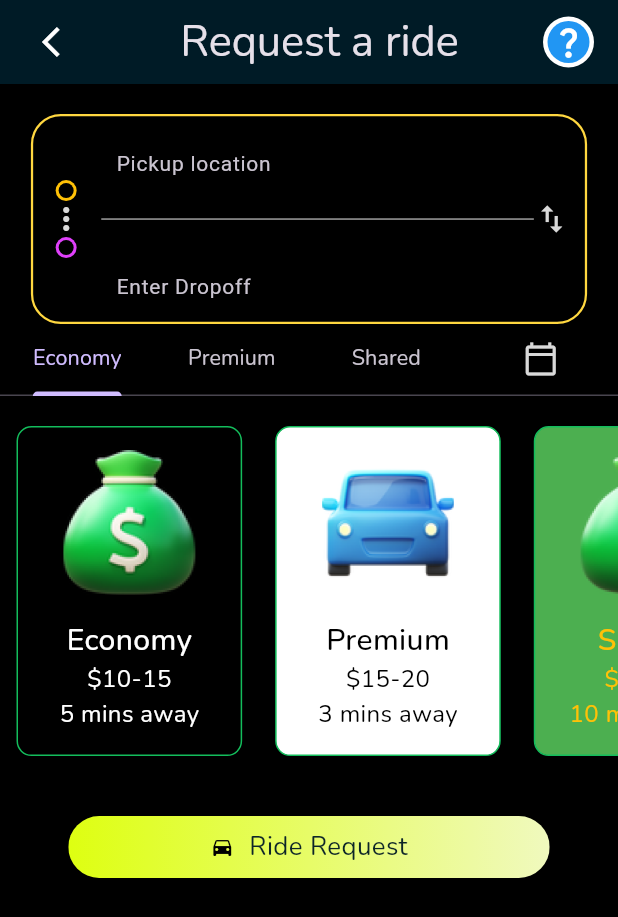
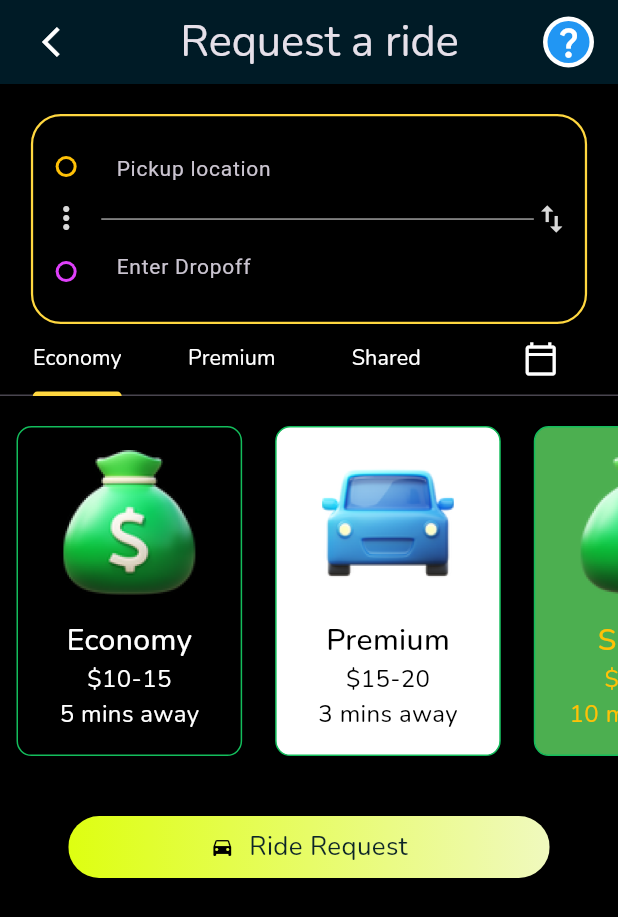
Before and after one commit to SMTech24-official/Rydleap-mobile-app, a Flutter app: the RequestARide screen opened directly, on a phone screen of 412 x 824 dp. Shown: the top 917 px of the screen. Run offline on Flutter 3.47's test engine with Material 3 defaults, Android fonts, the phone set to English and light mode, and no system bars; our stand-ins replace curved_navigation_bar, flutter_otp_text_field, flutter_sizer, get, google_fonts, google_maps_flutter and 6 more; missing offline and left inert: animated_snack_bar; accounts and stored records are empty; project files that could hold a hidden picture were left out.

Commit message:
destination tile repair

```diff
--- a/lib/core/global_widgets/pickup_and_drop_input_tile.dart
+++ b/lib/core/global_widgets/pickup_and_drop_input_tile.dart
@@ -44,8 +44,9 @@ class PickupAndDropInputTile extends StatelessWidget{
               children: [
                 CustomCircle(radious: 7, color: Colors.amber, backgroundColor: backGroundColor,),
 
+                SizedBox(height: 15,),
                 Icon(Icons.more_vert),
-
+                SizedBox(height: 17,),
                 // for(int i=0;i<4;i++)
                 //   CircleAvatar(radius: 2,backgroundColor: Colors.black,),
 
@@ -55,7 +56,7 @@ class PickupAndDropInputTile extends StatelessWidget{
             Container(
 
               child: Column(
-                mainAxisAlignment: MainAxisAlignment.spaceBetween,
+                mainAxisAlignment: MainAxisAlignment.center,
                 crossAxisAlignment: CrossAxisAlignment.start,
                 children: [
                   Container(
@@ -74,6 +75,10 @@ class PickupAndDropInputTile extends StatelessWidget{
                       ),
                     ),
                   ),
+
+
+
+
                   Container(
                     height: 40,
                     child: Row(
@@ -91,7 +96,8 @@ class PickupAndDropInputTile extends StatelessWidget{
                   Container(
                     height: 11.h / 2,
                     width: 70.w,
-                    padding: EdgeInsets.fromLTRB(10, 0, 20, 10),
+                    alignment: Alignment.topLeft,
+                    padding: EdgeInsets.fromLTRB(10, 0, 20, 20),
                     child: TextFormField(
                       readOnly: readOnly,
                       style: TextStyle(color: Colors.grey, fontSize: 14),
--- a/lib/feature/driver_tracking/presentation/driver_tracking.dart
+++ b/lib/feature/driver_tracking/presentation/driver_tracking.dart
@@ -24,6 +24,7 @@ class DriverTracking extends StatelessWidget{
     return Scaffold(
 
       appBar: AppBar(
+        backgroundColor: AppColors.navy_blue,
         automaticallyImplyLeading: false,
         title: Row(
           mainAxisAlignment: MainAxisAlignment.spaceBetween,
--- a/lib/feature/request_a_ride/presentation/request_a_ride.dart
+++ b/lib/feature/request_a_ride/presentation/request_a_ride.dart
@@ -89,6 +89,9 @@ class _RequestARideState extends State<RequestARide>
                 ),
 
                 TabBar(
+                  indicatorColor: Colors.amberAccent,
+                  unselectedLabelColor: Colors.white,
+                  labelColor: Colors.white,
                   controller: _tabController,
                   tabs: [
                     Tab(text: 'Economy'),
```
Also changed, not shown: lib/feature/contact/presentation/contact.dart (+8 -1 lines).
